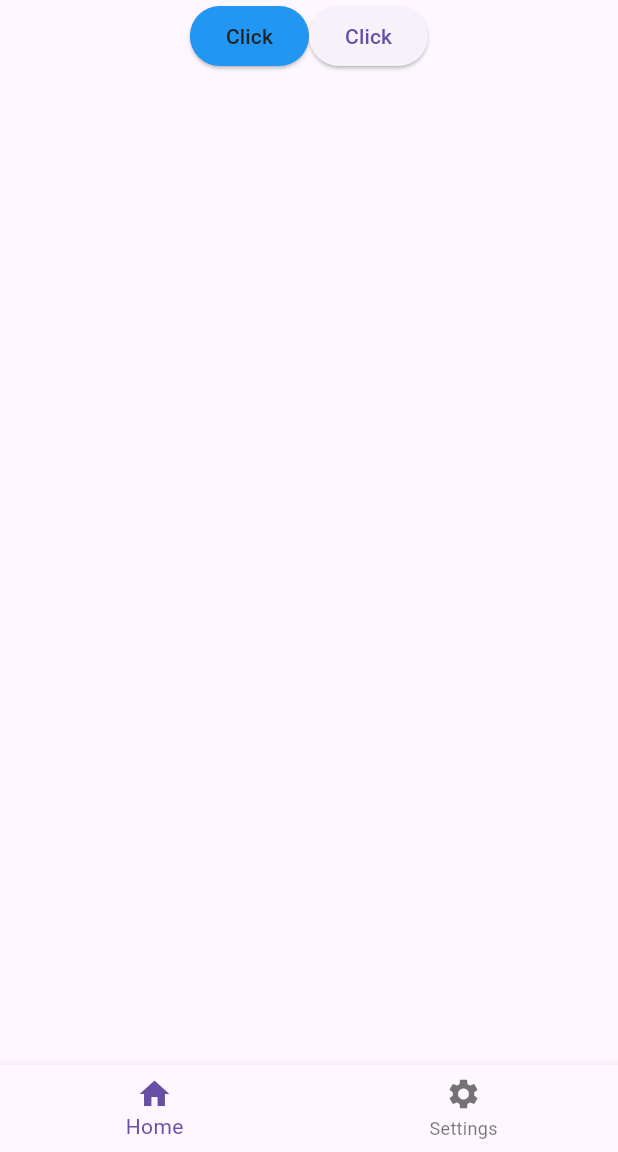
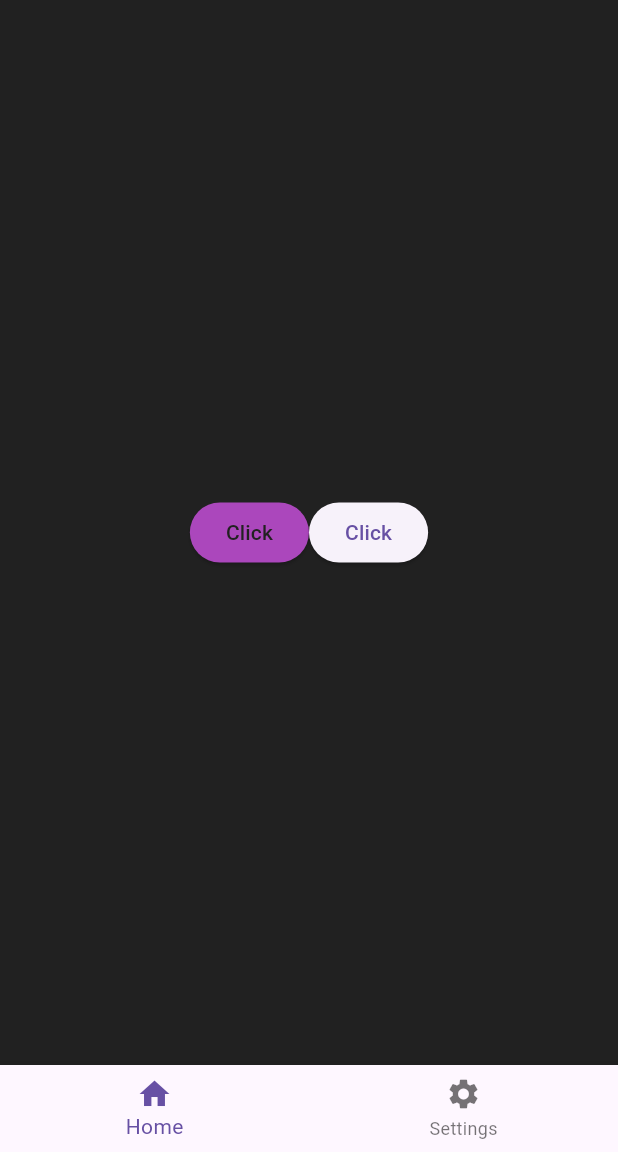
Before and after one commit to Anjasfedo/flutter_basics, a Flutter app: the screen it shows after launch, on a phone screen of 412 x 824 dp, the part 84-1236 px from its top. Run offline on Flutter 3.47's test engine with Material 3 defaults, Android fonts, the phone set to English and light mode, and no system bars.

Commit message:
Conditional Rendering

```diff
--- a/lib/main.dart
+++ b/lib/main.dart
@@ -26,15 +26,19 @@ class _MyAppState extends State<MyApp> {
           backgroundColor: Colors.purple.shade400,
         ),
         body: Center(
-          child: SizedBox(
+          child: currentIndex == 0
+              ? Container(
                   width: double.infinity,
                   height: double.infinity,
+                  color: Colors.grey.shade900,
                   child: Row(
                     mainAxisAlignment: MainAxisAlignment.center,
-              crossAxisAlignment: CrossAxisAlignment.start,
+                    crossAxisAlignment: CrossAxisAlignment.center,
                     children: [
                       ElevatedButton(
-                  style: ElevatedButton.styleFrom(foregroundColor: Colors.grey.shade900, backgroundColor: Colors.blue),
+                        style: ElevatedButton.styleFrom(
+                            foregroundColor: Colors.grey.shade900,
+                            backgroundColor: Colors.purple.shade400),
                         onPressed: () {
                           setState(() {
                             buttonName = "Clicked";
@@ -52,7 +56,8 @@ class _MyAppState extends State<MyApp> {
                       ),
                     ],
                   ),
-          ),
+                )
+              : const SizedBox(),
         ),
         bottomNavigationBar: BottomNavigationBar(
           items: const [
```
Also changed, not shown: 1 other file. Lines whose indentation alone changed are shown as unchanged.
